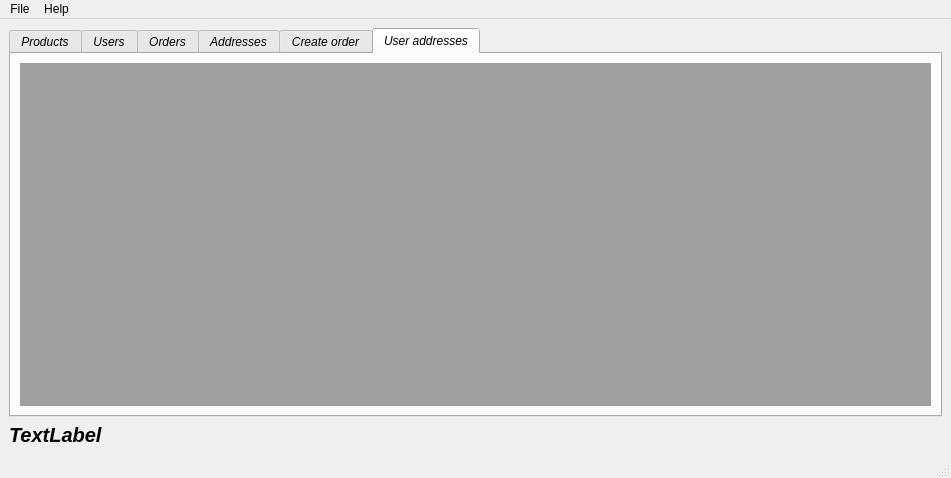
Before: the Qt Designer form mainwindow.ui in gustavosinbandera1/mayorga_db, drawn with Qt 5.
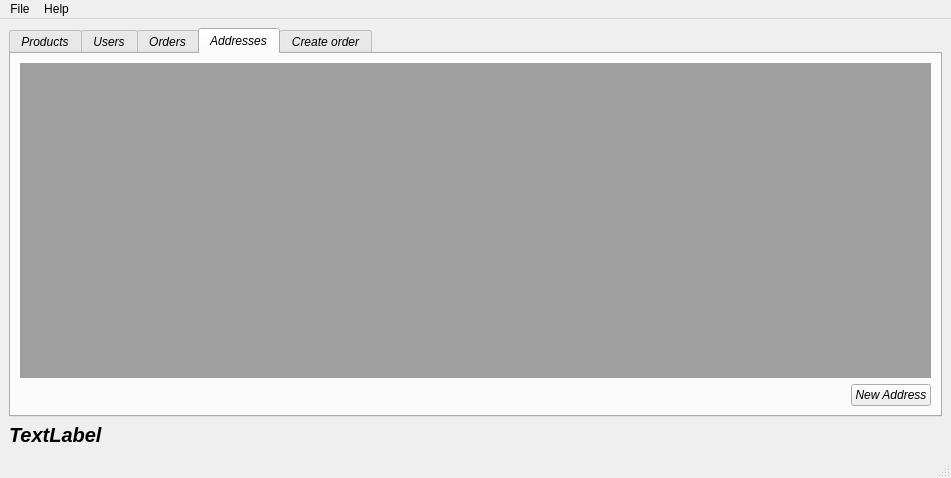
After: the same form once the commit is applied. The open tabs and pages were chosen to show the change.

Diff of the .ui file:
```diff
--- a/mainwindow.ui
+++ b/mainwindow.ui
@@ -115,16 +115,6 @@
         </item>
        </layout>
       </widget>
-      <widget class="QWidget" name="tab_6">
-       <attribute name="title">
-        <string>User addresses</string>
-       </attribute>
-       <layout class="QGridLayout" name="gridLayout_7">
-        <item row="0" column="0">
-         <widget class="QMdiArea" name="userAddressMdiArea"/>
-        </item>
-       </layout>
-      </widget>
      </widget>
     </item>
    </layout>
```
Left out of the diff: 2 changed lines with no effect on the pictures.
